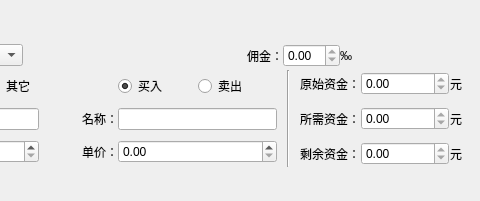
The window that myExchangeFormStock.ui (Imrono/myFinance) describes before a commit, drawn with Qt 5; both pictures show x 209 to 689 and y 0 to 201 of the 689 by 201 pixel window.
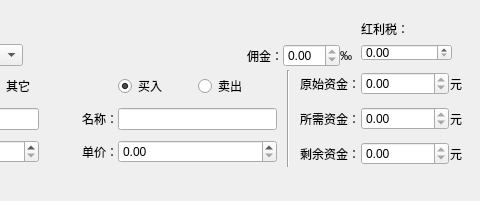
The same window after the commit.

Diff of the .ui file:
```diff
--- a/myExchangeFormStock.ui
+++ b/myExchangeFormStock.ui
@@ -373,6 +373,28 @@
     </item>
    </layout>
   </widget>
+  <widget class="QWidget" name="verticalLayoutWidget_2">
+   <property name="geometry">
+    <rect>
+     <x>570</x>
+     <y>20</y>
+     <width>91</width>
+     <height>41</height>
+    </rect>
+   </property>
+   <layout class="QVBoxLayout" name="verticalLayout" stretch="1,1">
+    <item>
+     <widget class="QLabel" name="label_2">
+      <property name="text">
+       <string>红利税：</string>
+      </property>
+     </widget>
+    </item>
+    <item>
+     <widget class="QDoubleSpinBox" name="bonusTaxSpinBox"/>
+    </item>
+   </layout>
+  </widget>
  </widget>
  <tabstops>
   <tabstop>moneyAccount</tabstop>
```
